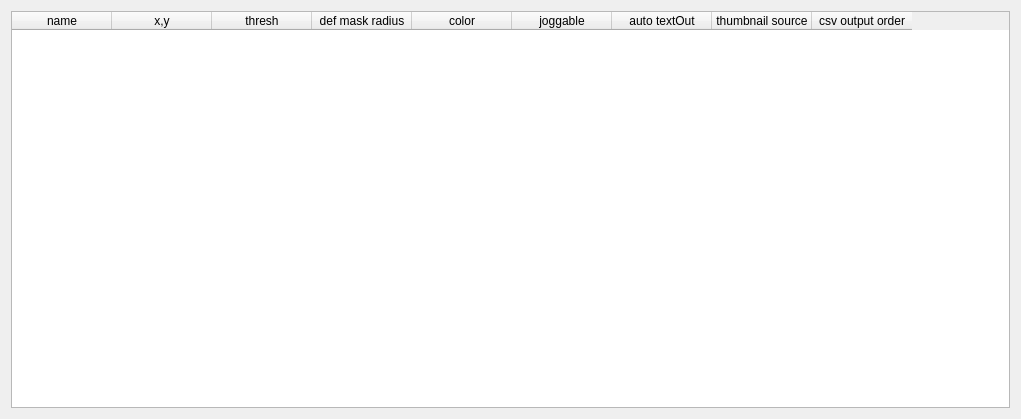
Above: src/pymovie/apertureEditDialog.ui from bob-anderson-ok/pymovie before the change. Below: the same form after it.
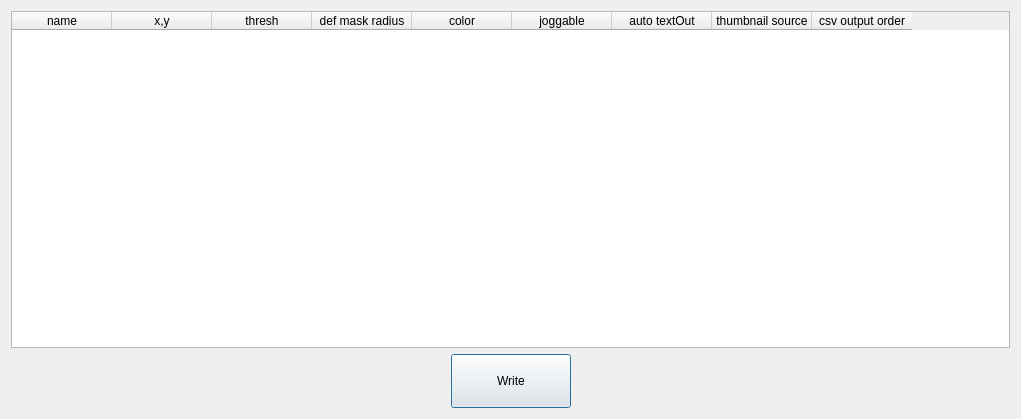
That is the form after the change.

Commit message: v1.1.6 adds Write button to app edit widget and allows x,y edits

```diff
--- a/src/pymovie/apertureEditDialog.ui
+++ b/src/pymovie/apertureEditDialog.ui
@@ -80,6 +80,49 @@
        </column>
       </widget>
      </item>
+     <item>
+      <layout class="QHBoxLayout" name="horizontalLayout">
+       <item>
+        <spacer name="horizontalSpacer">
+         <property name="orientation">
+          <enum>Qt::Horizontal</enum>
+         </property>
+         <property name="sizeHint" stdset="0">
+          <size>
+           <width>40</width>
+           <height>20</height>
+          </size>
+         </property>
+        </spacer>
+       </item>
+       <item>
+        <widget class="QPushButton" name="writeTableButton">
+         <property name="minimumSize">
+          <size>
+           <width>120</width>
+           <height>54</height>
+          </size>
+         </property>
+         <property name="text">
+          <string>Write</string>
+         </property>
+        </widget>
+       </item>
+       <item>
+        <spacer name="horizontalSpacer_2">
+         <property name="orientation">
+          <enum>Qt::Horizontal</enum>
+         </property>
+         <property name="sizeHint" stdset="0">
+          <size>
+           <width>40</width>
+           <height>20</height>
+          </size>
+         </property>
+        </spacer>
+       </item>
+      </layout>
+     </item>
     </layout>
    </item>
   </layout>
```
The commit also changes 7 other files.
